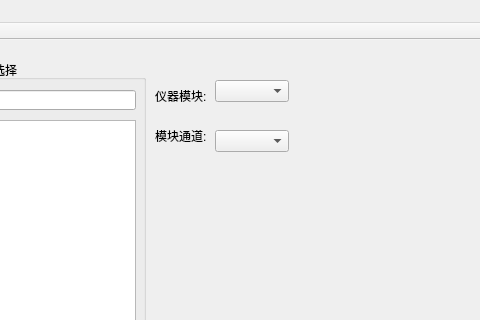
CarnationTL/cmd_sim, file cmdsimmw.ui: the form before one commit; both pictures show x 85 to 565 and y 0 to 320 of the 809 by 578 pixel window.
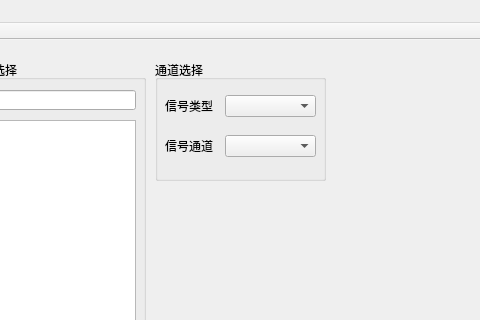
The form after the commit.

What changed in the file:
```diff
--- a/cmdsimmw.ui
+++ b/cmdsimmw.ui
@@ -128,21 +128,42 @@
     </property>
     <layout class="QFormLayout" name="formLayout"/>
    </widget>
-   <widget class="QComboBox" name="comboBox">
+   <widget class="QGroupBox" name="groupBox">
     <property name="geometry">
      <rect>
-      <x>300</x>
+      <x>240</x>
+      <y>20</y>
+      <width>171</width>
+      <height>121</height>
+     </rect>
+    </property>
+    <property name="styleSheet">
+     <string notr="true">font: 9pt &quot;微软雅黑&quot;;</string>
+    </property>
+    <property name="title">
+     <string>通道选择</string>
+    </property>
+    <widget class="QLabel" name="lbl_ch">
+     <property name="geometry">
+      <rect>
+       <x>10</x>
+       <y>80</y>
+       <width>54</width>
+       <height>12</height>
+      </rect>
+     </property>
+     <property name="styleSheet">
+      <string notr="true">font: 9pt &quot;微软雅黑&quot;;</string>
+     </property>
+     <property name="text">
+      <string>信号通道</string>
+     </property>
+    </widget>
+    <widget class="QLabel" name="lbl_sigts">
+     <property name="geometry">
+      <rect>
+       <x>10</x>
       <y>40</y>
-      <width>74</width>
-      <height>22</height>
-     </rect>
-    </property>
-   </widget>
-   <widget class="QLabel" name="label">
-    <property name="geometry">
-     <rect>
-      <x>240</x>
-      <y>50</y>
       <width>54</width>
       <height>12</height>
      </rect>
@@ -151,35 +172,33 @@
      <string notr="true">font: 9pt &quot;微软雅黑&quot;;</string>
     </property>
     <property name="text">
-     <string>仪器模块:</string>
-    </property>
-   </widget>
-   <widget class="QComboBox" name="comboBox_2">
+      <string>信号类型</string>
+     </property>
+    </widget>
+    <widget class="QComboBox" name="cbx_sigts">
     <property name="geometry">
      <rect>
-      <x>300</x>
-      <y>90</y>
-      <width>74</width>
+       <x>70</x>
+       <y>35</y>
+       <width>91</width>
       <height>22</height>
      </rect>
     </property>
    </widget>
-   <widget class="QLabel" name="label_2">
+    <widget class="QComboBox" name="cbx_ch">
     <property name="geometry">
      <rect>
-      <x>240</x>
-      <y>90</y>
-      <width>54</width>
-      <height>12</height>
-     </rect>
-    </property>
-    <property name="styleSheet">
-     <string notr="true">font: 9pt &quot;微软雅黑&quot;;</string>
-    </property>
-    <property name="text">
-     <string>模块通道:</string>
-    </property>
-   </widget>
+       <x>70</x>
+       <y>75</y>
+       <width>91</width>
+       <height>22</height>
+      </rect>
+     </property>
+    </widget>
+   </widget>
+   <zorder>groupBox</zorder>
+   <zorder>gBox_sig_sel</zorder>
+   <zorder>layoutWidget</zorder>
   </widget>
   <widget class="QMenuBar" name="menuBar">
    <property name="geometry">
```
Lines whose indentation alone changed are shown as unchanged.
